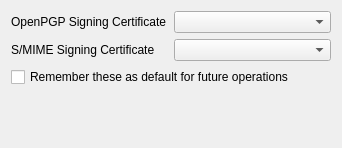
First picture: the form in crypto/gui/signingcertificateselectionwidget.ui, repository sensama/kleopatra, before the edit.
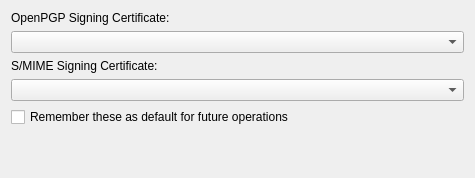
Second picture: the form after the edit.

Commit message: SigningCertificateSelectionWidget: more ergonomical use of space, add buddies

```diff
--- a/crypto/gui/signingcertificateselectionwidget.ui
+++ b/crypto/gui/signingcertificateselectionwidget.ui
@@ -1,43 +1,29 @@
 <ui version="4.0" >
  <class>SigningCertificateSelectionWidget</class>
- <widget class="QWidget" name="SigningCertificateSelectionWidget" >
-  <property name="geometry" >
+ <widget class="QWidget" name="SigningCertificateSelectionWidget">
+  <property name="geometry">
    <rect>
     <x>0</x>
     <y>0</y>
-    <width>342</width>
-    <height>148</height>
+    <width>475</width>
+    <height>178</height>
    </rect>
   </property>
-  <layout class="QGridLayout" >
-   <item row="0" column="0" >
-    <widget class="QLabel" name="pgpLabel" >
-     <property name="text" >
-      <string>OpenPGP Signing Certificate</string>
-     </property>
-    </widget>
+  <layout class="QGridLayout">
+   <item row="1" column="0" colspan="2">
+    <widget class="QComboBox" name="pgpCombo"/>
    </item>
-   <item row="0" column="1" >
-    <widget class="QComboBox" name="pgpCombo" />
+   <item row="3" column="0" colspan="2">
+    <widget class="QComboBox" name="cmsCombo"/>
    </item>
-   <item row="1" column="0" >
-    <widget class="QLabel" name="cmsLabel" >
-     <property name="text" >
-      <string>S/MIME Signing Certificate</string>
-     </property>
-    </widget>
-   </item>
-   <item row="1" column="1" >
-    <widget class="QComboBox" name="cmsCombo" />
-   </item>
-   <item row="2" column="0" colspan="2" >
-    <widget class="QCheckBox" name="rememberCO" >
-     <property name="text" >
+   <item row="4" column="0" colspan="2">
+    <widget class="QCheckBox" name="rememberCO">
+     <property name="text">
       <string>Remember these as default for future operations</string>
      </property>
     </widget>
    </item>
-   <item row="3" column="0" >
+   <item row="5" column="0">
     <spacer>
      <property name="orientation" >
       <enum>Qt::Vertical</enum>
@@ -50,6 +36,26 @@
      </property>
     </spacer>
    </item>
+   <item row="0" column="0" colspan="2">
+    <widget class="QLabel" name="pgpLabel">
+     <property name="text">
+      <string>OpenPGP Signing Certificate:</string>
+     </property>
+     <property name="buddy">
+      <cstring>pgpCombo</cstring>
+     </property>
+    </widget>
+   </item>
+   <item row="2" column="0" colspan="2">
+    <widget class="QLabel" name="cmsLabel">
+     <property name="text">
+      <string>S/MIME Signing Certificate:</string>
+     </property>
+     <property name="buddy">
+      <cstring>cmsCombo</cstring>
+     </property>
+    </widget>
+   </item>
   </layout>
  </widget>
  <resources/>
```
Left out of the diff: 7 changed lines with no effect on the pictures.
